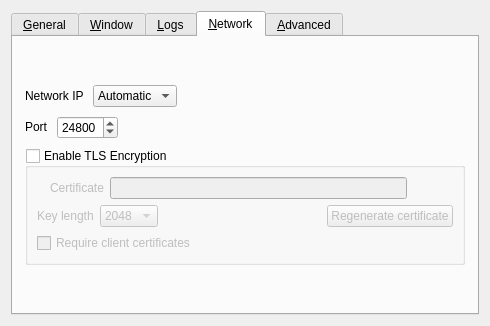
This is src/lib/gui/dialogs/SettingsDialog.ui in boymep/deskflow as Qt 5 draws it before an edit. The edited form follows.
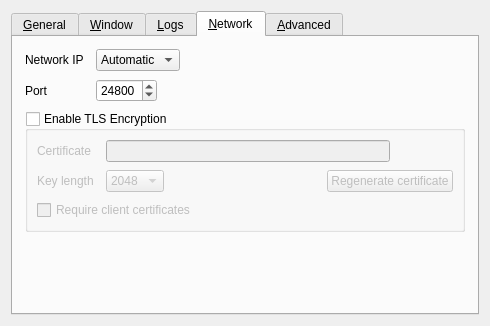
This is the edited form. The open tabs and pages were chosen to show the change. Icons and pictures are not drawn.

Commit message: style(gui): align settings dialog tabs with form layouts

What changed in the file:
```diff
--- a/src/lib/gui/dialogs/SettingsDialog.ui
+++ b/src/lib/gui/dialogs/SettingsDialog.ui
@@ -495,41 +495,34 @@
         <number>12</number>
        </property>
        <item>
-        <spacer name="verticalSpacer_9">
-         <property name="orientation">
-          <enum>Qt::Orientation::Vertical</enum>
+        <layout class="QFormLayout" name="formNetwork">
+         <property name="fieldGrowthPolicy">
+          <enum>QFormLayout::FieldGrowthPolicy::FieldsStayAtSizeHint</enum>
          </property>
-         <property name="sizeHint" stdset="0">
-          <size>
-           <width>20</width>
-           <height>0</height>
-          </size>
+         <property name="rowWrapPolicy">
+          <enum>QFormLayout::RowWrapPolicy::DontWrapRows</enum>
          </property>
-        </spacer>
-       </item>
-       <item>
-        <layout class="QHBoxLayout" name="horizontalLayout">
-         <item>
+         <property name="labelAlignment">
+          <set>Qt::AlignmentFlag::AlignLeading|Qt::AlignmentFlag::AlignLeft|Qt::AlignmentFlag::AlignVCenter</set>
+         </property>
+         <property name="formAlignment">
+          <set>Qt::AlignmentFlag::AlignLeading|Qt::AlignmentFlag::AlignLeft|Qt::AlignmentFlag::AlignTop</set>
+         </property>
+         <property name="horizontalSpacing">
+          <number>12</number>
+         </property>
+         <property name="verticalSpacing">
+          <number>8</number>
+         </property>
+         <item row="0" column="0">
           <widget class="QLabel" name="lblNetworkIp">
-           <property name="sizePolicy">
-            <sizepolicy hsizetype="Maximum" vsizetype="Fixed">
-             <horstretch>0</horstretch>
-             <verstretch>0</verstretch>
-            </sizepolicy>
-           </property>
            <property name="text">
             <string>Network IP</string>
            </property>
           </widget>
          </item>
-         <item>
+         <item row="0" column="1">
           <widget class="QComboBox" name="comboInterface">
-           <property name="sizePolicy">
-            <sizepolicy hsizetype="Maximum" vsizetype="Fixed">
-             <horstretch>0</horstretch>
-             <verstretch>0</verstretch>
-            </sizepolicy>
-           </property>
            <item>
             <property name="text">
              <string>Automatic</string>
@@ -537,50 +530,18 @@
            </item>
           </widget>
          </item>
-         <item>
-          <spacer name="horizontalSpacer">
-           <property name="orientation">
-            <enum>Qt::Orientation::Horizontal</enum>
-           </property>
-           <property name="sizeType">
-            <enum>QSizePolicy::Policy::Expanding</enum>
-           </property>
-           <property name="sizeHint" stdset="0">
-            <size>
-             <width>25</width>
-             <height>20</height>
-            </size>
-           </property>
-          </spacer>
-         </item>
-        </layout>
-       </item>
-       <item>
-        <layout class="QHBoxLayout" name="horizontalLayout_6">
-         <item>
+         <item row="1" column="0">
           <widget class="QLabel" name="lblPort">
-           <property name="sizePolicy">
-            <sizepolicy hsizetype="Maximum" vsizetype="Fixed">
-             <horstretch>0</horstretch>
-             <verstretch>0</verstretch>
-            </sizepolicy>
-           </property>
            <property name="text">
             <string>Port</string>
            </property>
           </widget>
          </item>
-         <item>
+         <item row="1" column="1">
           <widget class="QSpinBox" name="sbPort">
            <property name="enabled">
             <bool>true</bool>
            </property>
-           <property name="sizePolicy">
-            <sizepolicy hsizetype="Maximum" vsizetype="Fixed">
-             <horstretch>0</horstretch>
-             <verstretch>0</verstretch>
-            </sizepolicy>
-           </property>
            <property name="maximum">
             <number>65535</number>
            </property>
@@ -589,19 +550,6 @@
            </property>
           </widget>
          </item>
-         <item>
-          <spacer name="horizontalSpacer_3">
-           <property name="orientation">
-            <enum>Qt::Orientation::Horizontal</enum>
-           </property>
-           <property name="sizeHint" stdset="0">
-            <size>
-             <width>40</width>
-             <height>20</height>
-            </size>
-           </property>
-          </spacer>
-         </item>
         </layout>
        </item>
        <item>
@@ -621,8 +569,33 @@
          <property name="checked">
           <bool>false</bool>
          </property>
-         <layout class="QVBoxLayout" name="_11">
-          <item>
+         <layout class="QFormLayout" name="_11">
+          <property name="fieldGrowthPolicy">
+           <enum>QFormLayout::FieldGrowthPolicy::ExpandingFieldsGrow</enum>
+          </property>
+          <property name="rowWrapPolicy">
+           <enum>QFormLayout::RowWrapPolicy::DontWrapRows</enum>
+          </property>
+          <property name="labelAlignment">
+           <set>Qt::AlignmentFlag::AlignLeading|Qt::AlignmentFlag::AlignLeft|Qt::AlignmentFlag::AlignVCenter</set>
+          </property>
+          <property name="formAlignment">
+           <set>Qt::AlignmentFlag::AlignLeading|Qt::AlignmentFlag::AlignLeft|Qt::AlignmentFlag::AlignTop</set>
+          </property>
+          <property name="horizontalSpacing">
+           <number>12</number>
+          </property>
+          <property name="verticalSpacing">
+           <number>8</number>
+          </property>
+          <item row="0" column="0">
+           <widget class="QLabel" name="lblTlsCert">
+            <property name="text">
+             <string>Certificate</string>
+            </property>
+           </widget>
+          </item>
+          <item row="0" column="1">
            <widget class="QWidget" name="widgetTlsCert" native="true">
             <layout class="QHBoxLayout" name="_12">
              <property name="leftMargin">
@@ -637,26 +610,9 @@
              <property name="bottomMargin">
               <number>0</number>
              </property>
-             <item>
-              <widget class="QLabel" name="lblTlsCertInfo">
-               <property name="text">
-                <string notr="true"/>
-               </property>
-              </widget>
-             </item>
-             <item>
-              <widget class="QLabel" name="lblTlsCert">
-               <property name="sizePolicy">
-                <sizepolicy hsizetype="Preferred" vsizetype="Fixed">
-                 <horstretch>0</horstretch>
-                 <verstretch>0</verstretch>
-                </sizepolicy>
-               </property>
-               <property name="text">
-                <string>Certificate</string>
-               </property>
-              </widget>
-             </item>
+             <property name="spacing">
+              <number>8</number>
+             </property>
              <item>
               <widget class="QLineEdit" name="lineTlsCertPath">
                <property name="minimumSize">
@@ -683,27 +639,40 @@
                </property>
               </widget>
              </item>
+             <item>
+              <widget class="QLabel" name="lblTlsCertInfo">
+               <property name="text">
+                <string notr="true"/>
+               </property>
+              </widget>
+             </item>
             </layout>
            </widget>
           </item>
-          <item>
-           <layout class="QHBoxLayout" name="horizontalLayout_5">
+          <item row="1" column="0">
+           <widget class="QLabel" name="lblTlsKeyLength">
+            <property name="text">
+             <string>Key length</string>
+            </property>
+           </widget>
+          </item>
+          <item row="1" column="1">
+           <layout class="QHBoxLayout" name="layoutKeyLength">
+            <property name="leftMargin">
+             <number>0</number>
+            </property>
             <property name="topMargin">
              <number>0</number>
             </property>
-            <item>
-             <widget class="QLabel" name="lblTlsKeyLength">
-              <property name="sizePolicy">
-               <sizepolicy hsizetype="Preferred" vsizetype="Fixed">
-                <horstretch>0</horstretch>
-                <verstretch>0</verstretch>
-               </sizepolicy>
-              </property>
-              <property name="text">
-               <string>Key length</string>
-              </property>
-             </widget>
-            </item>
+            <property name="rightMargin">
+             <number>0</number>
+            </property>
+            <property name="bottomMargin">
+             <number>0</number>
+            </property>
+            <property name="spacing">
+             <number>8</number>
+            </property>
             <item>
              <widget class="QComboBox" name="comboTlsKeyLength">
               <item>
@@ -725,8 +694,8 @@
               </property>
               <property name="sizeHint" stdset="0">
                <size>
-                <width>40</width>
-                <height>20</height>
+                <width>0</width>
+                <height>0</height>
                </size>
               </property>
              </spacer>
@@ -743,26 +712,13 @@
             </item>
            </layout>
           </item>
-          <item>
+          <item row="2" column="0" colspan="2">
            <widget class="QCheckBox" name="cbRequireClientCert">
             <property name="text">
              <string>Require client certificates</string>
             </property>
            </widget>
           </item>
-          <item>
-           <spacer name="verticalSpacer_2">
-            <property name="orientation">
-             <enum>Qt::Orientation::Vertical</enum>
-            </property>
-            <property name="sizeHint" stdset="0">
-             <size>
-              <width>20</width>
-              <height>0</height>
-             </size>
-            </property>
-           </spacer>
-          </item>
          </layout>
         </widget>
        </item>
```
Left out of the diff: 426 changed lines with no effect on the pictures.
